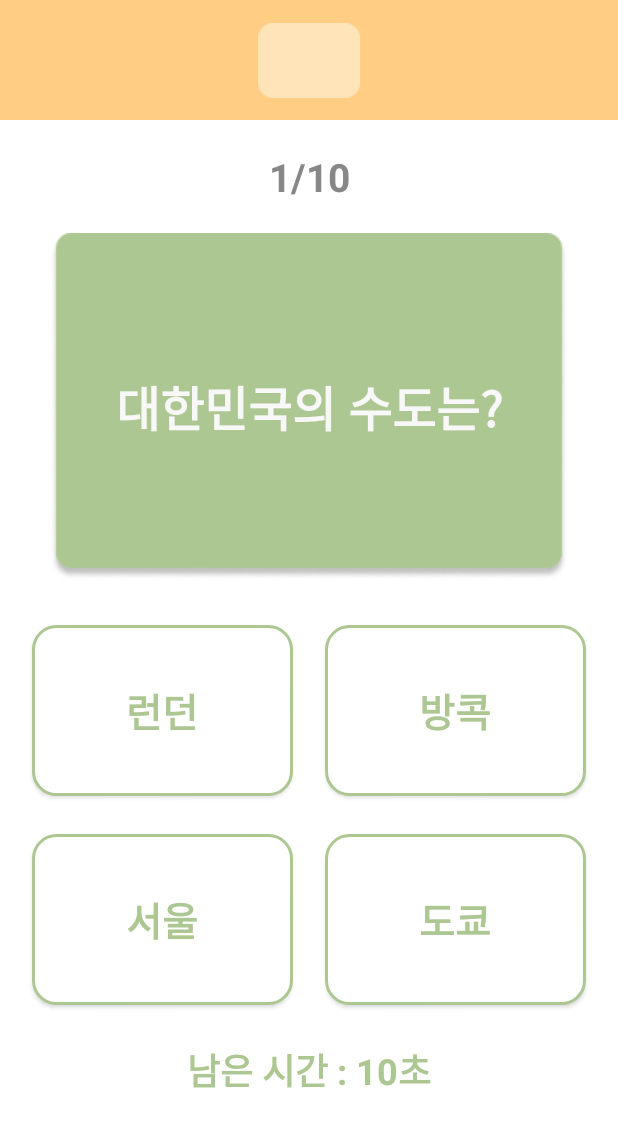
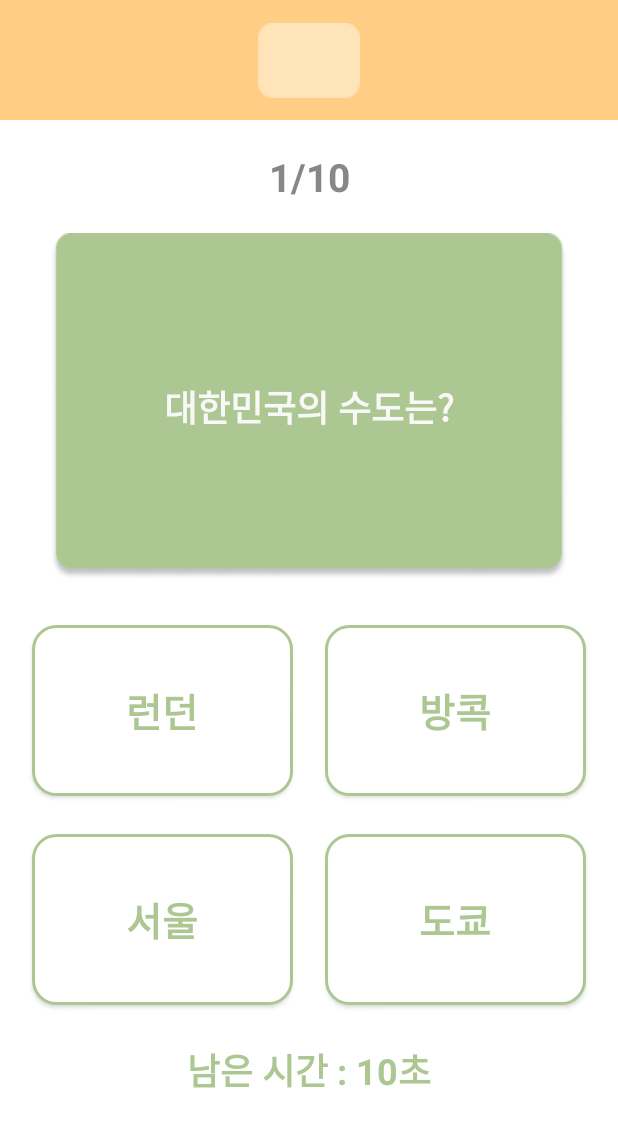
Before and after one commit to JWMin556/TeamProjectFragment, an Android app: the QuestionFragment screen opened through its navigation route, on a phone screen of 412 x 824 dp. Shown: the top 1127 px of the screen. Run offline under Robolectric (Android 15) with nearby library versions, the phone set to English and light mode, and no system bars.

Commit message:
등수보여주기 빼고 다 구현했습니다.

```diff
--- a/app/src/main/java/com/example/teamprojectfragment/LastResultFragment.kt
+++ b/app/src/main/java/com/example/teamprojectfragment/LastResultFragment.kt
@@ -19,6 +19,7 @@ class LastResultFragment : Fragment() {
             myTotalCorrect = it.getString("myTotalCorrect")
         }
     }
+
     val viewModel: ProblemsViewModel by activityViewModels()
     var binding: FragmentLastResultBinding? = null
 
@@ -34,7 +35,6 @@ class LastResultFragment : Fragment() {
         super.onViewCreated(view, savedInstanceState)
         binding?.txtNumCorrect?.text = "${myTotalCorrect}개"
         binding?.txtNumIncorrect?.text = "${20 - (myTotalCorrect?.toInt() ?: 0)}개"
-        //binding?.txtPoint?.text = "${myTotalCorrect?.toInt()?.times(10)} p"
         val mypoint = myTotalCorrect?.toInt()?.times(10)
         viewModel.setPoint(mypoint!!)
         viewModel.point.observe(viewLifecycleOwner){
--- a/app/src/main/java/com/example/teamprojectfragment/QuestionFragment.kt
+++ b/app/src/main/java/com/example/teamprojectfragment/QuestionFragment.kt
@@ -31,6 +31,7 @@ class QuestionFragment : Fragment() {
 
     val viewModel: ProblemsViewModel by activityViewModels()  //viewModel에 있는 퀴즈문제들을 사용하기 위해서 입니다
     var binding: FragmentQuestionBinding? = null
+
     val timer = object: CountDownTimer(10000,1000){//시간제한을 위한 변수입니다.
         override fun onTick(millisUntilFinished: Long) {
         binding?.txtRemainTime?.setTextColor(Color.rgb(173, 199, 147))
@@ -41,8 +42,14 @@ class QuestionFragment : Fragment() {
         }
 
         override fun onFinish() {
-            problemNumber += 1  //즉, 페이지 수를 올려간다.
-            showProblem(problemNumber, mySubject!!)
+            if(totalProblemNum == problemNumber){  //마지막 문제에서 시간초과가 난 경우, 바로 최종결과를 보여주는 프레그먼트로 이동해줄 수 있게 작업했습니다.
+                val bundle = Bundle().apply {putString("myTotalCorrect", totalCorrect.toString())}
+                findNavController().navigate(R.id.action_questionFragment_to_lastResultFragment, bundle)
+            }
+            else{
+                problemNumber += 1  //즉, 페이지 수를 올려간다.
+                showProblem(problemNumber, mySubject!!)
+            }
         }
     }
 
@@ -54,6 +61,7 @@ class QuestionFragment : Fragment() {
         binding = FragmentQuestionBinding.inflate(inflater)
         return binding?.root
     }
+
     val totalProblemNum = 20  //전체 문제수입니다.
     var question = ""
     var answer = ""
@@ -247,57 +255,7 @@ class QuestionFragment : Fragment() {
             }
             findNavController().navigate(R.id.action_questionFragment_to_resultFragment, bundle)
         }
-        /*
-        binding?.example1Button?.setEnabled(false)
-        binding?.example2Button?.setEnabled(false)
-        binding?.example3Button?.setEnabled(false)
-        binding?.example4Button?.setEnabled(false)
-        val h = Handler()
-        h.postDelayed({
-            binding?.example1Button?.setEnabled(true)
-            binding?.example2Button?.setEnabled(true)
-            binding?.example3Button?.setEnabled(true)
-            binding?.example4Button?.setEnabled(true)
-
-            if (problemNumber < problems.size) {
-                binding?.example1Button?.setBackgroundColor(Color.rgb(255, 255, 255))
-                binding?.example2Button?.setBackgroundColor(Color.rgb(255, 255, 255))
-                binding?.example3Button?.setBackgroundColor(Color.rgb(255, 255, 255))
-                binding?.example4Button?.setBackgroundColor(Color.rgb(255, 255, 255))
-                //showProblem(problemNumber)
-            }
-            else {
-                binding?.example1Button?.setBackgroundColor(Color.rgb(255, 255, 255))
-                binding?.example2Button?.setBackgroundColor(Color.rgb(255, 255, 255))
-                binding?.example3Button?.setBackgroundColor(Color.rgb(255, 255, 255))
-                binding?.example4Button?.setBackgroundColor(Color.rgb(255, 255, 255))
-                //showGameOverBox()
-            }
-        }, 1000)
-
-         */
     }
-    /*
-    fun showGameOverBox() {
-        val alertDialog = AlertDialog.Builder(this)
-            .setTitle("게임 종료")
-            .setMessage("게임을 다시 하실래요?")
-            .setNegativeButton("앱 종료") { dialog, id -> exitApp() }
-            .setPositiveButton("다시 할래요") { dialog, id -> replay() }
-            .setCancelable(false) //true by default
-            .create()
-        alertDialog.show()
-    }
-
-    fun exitApp() {
-        System.exit(0)
-    }
-
-
-    fun replay() {
-        findNavController().navigate(R.id.)
-    }
-     */
 
     override fun onDestroyView() {
         super.onDestroyView()
--- a/app/src/main/java/com/example/teamprojectfragment/ResultFragment.kt
+++ b/app/src/main/java/com/example/teamprojectfragment/ResultFragment.kt
@@ -12,6 +12,7 @@ import android.view.ViewGroup
 import android.widget.TextView
 import androidx.navigation.fragment.findNavController
 import com.example.teamprojectfragment.databinding.FragmentResultBinding
+
 class ResultFragment : Fragment() {
     private var myAnswer: String? = null
     private var myquestion: String? = null
--- a/app/src/main/java/com/example/teamprojectfragment/StartFragment.kt
+++ b/app/src/main/java/com/example/teamprojectfragment/StartFragment.kt
@@ -35,8 +35,17 @@ class StartFragment : Fragment() {
             findNavController().navigate(R.id.action_startFragment_to_menuFragment, bundle)
         }
 
-        binding?.btnLogin?.setOnClickListener{
+        binding?.btnLogin?.setOnClickListener{  //로그인을 위한 entryFragment로 이동합니다.
             findNavController().navigate(R.id.action_startFragment_to_entryFragment)
+        }
+
+        binding?.btnLogout?.setOnClickListener {
+            val bundle = Bundle().apply {
+                val logout = "로그아웃"
+                putString("logout", logout)
+                putString("restart", restart)  //혹여나 문제있으면 삭제
+            }
+            findNavController().navigate(R.id.action_startFragment_to_entryFragment, bundle)
         }
     }
 
--- a/app/src/main/res/layout/fragment_question.xml
+++ b/app/src/main/res/layout/fragment_question.xml
@@ -74,7 +74,7 @@
             android:layout_height="wrap_content"
             android:text="대한민국의 수도는?"
             android:textColor="#F8F8F8"
-            android:textSize="32sp"
+            android:textSize="24sp"
             android:textStyle="bold"
             app:layout_constraintBottom_toBottomOf="@+id/img_question"
             app:layout_constraintEnd_toEndOf="@+id/img_question"
--- a/app/src/main/res/navigation/nav_main.xml
+++ b/app/src/main/res/navigation/nav_main.xml
@@ -43,6 +43,9 @@
         <action
             android:id="@+id/action_questionFragment_to_resultFragment"
             app:destination="@id/resultFragment" />
+        <action
+            android:id="@+id/action_questionFragment_to_lastResultFragment"
+            app:destination="@id/lastResultFragment" />
     </fragment>
     <fragment
         android:id="@+id/resultFragment"
```
Also changed, not shown: app/src/main/java/com/example/teamprojectfragment/EntryFragment.kt (+24 -6 lines), app/src/main/java/com/example/teamprojectfragment/repository/ProblemsRepository.kt (added, +32 -0 lines), app/src/main/java/com/example/teamprojectfragment/viewmodel/ProblemsViewModel.kt (+7 -0 lines).
